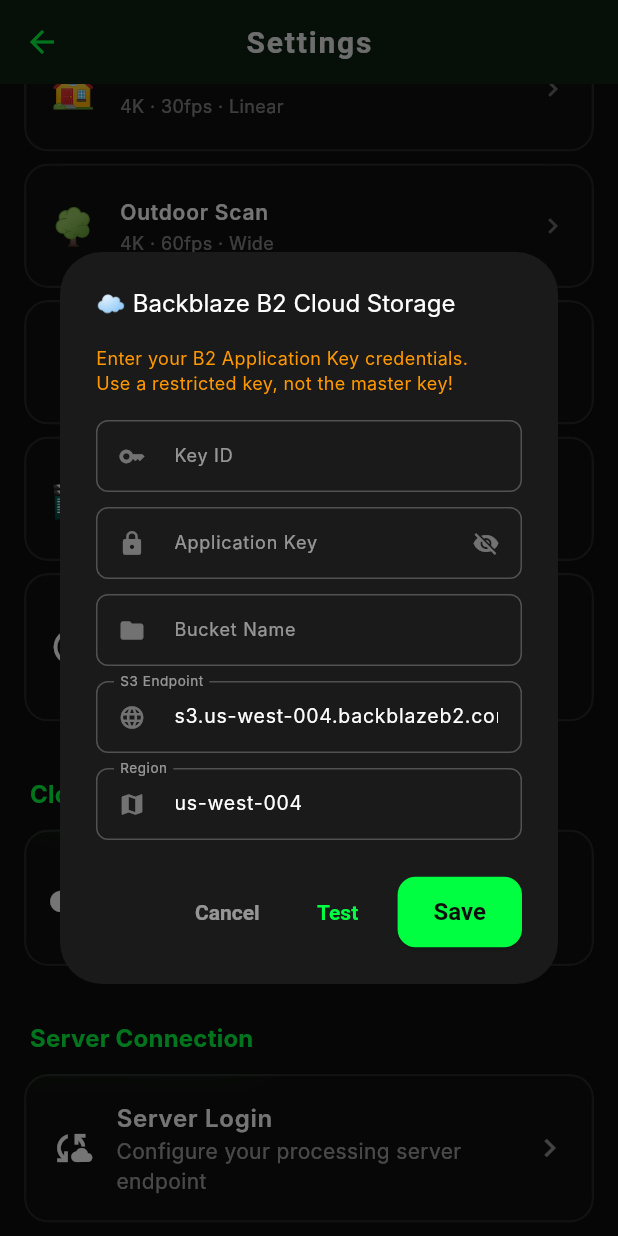
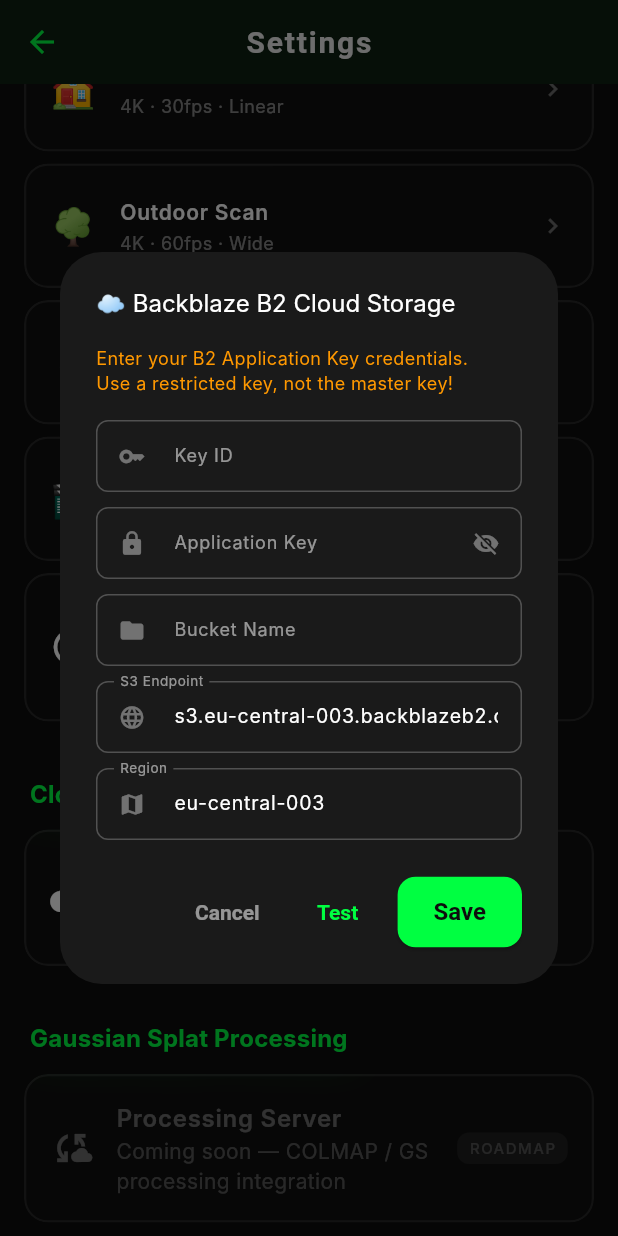
Before and after one commit to samborghini17/kosmos3d, a Flutter app: the SettingsScreen screen opened directly, scrolled down 416 dp, after a tap on "Backblaze B2", on a phone screen of 412 x 824 dp. Run offline on Flutter 3.47's test engine with Material 3 defaults, Android fonts, the phone set to English and light mode, and no system bars; our stand-ins replace flutter_blue_plus, flutter_secure_storage, geolocator, permission_handler, qr_flutter, sensors_plus and 1 more; accounts and stored records are empty; Roboto replaces fonts that are missing (Inter).

Commit message:
fix: Remove server config (future feature), update B2 endpoint to eu-central-003 for user bucket

```diff
--- a/lib/screens/settings.dart
+++ b/lib/screens/settings.dart
@@ -91,13 +91,26 @@
             ),
             const SizedBox(height: 24),
 
-            // ─── SERVER CONNECTION ──────────────────────
-            _buildSectionHeader(context, settings.translate('server_connection')),
-            _buildSettingCard(context,
-              title: settings.translate('server_login'),
-              subtitle: settings.translate('server_login_desc'),
-              icon: Icons.cloud_sync,
-              onTap: () => showDialog(context: context, builder: (_) => const ServerConfigDialog()),
+            // ─── FUTURE: GS PROCESSING ──────────────────
+            _buildSectionHeader(context, 'Gaussian Splat Processing'),
+            GlassCard(
+              margin: const EdgeInsets.only(bottom: 12),
+              child: ListTile(
+                contentPadding: const EdgeInsets.symmetric(horizontal: 16, vertical: 8),
+                leading: const Icon(Icons.cloud_sync, color: Colors.white38, size: 28),
+                title: const Text('Processing Server',
+                    style: TextStyle(fontWeight: FontWeight.w600, color: Colors.white38)),
+                subtitle: Text('Coming soon — COLMAP / GS processing integration',
+                    style: TextStyle(color: Colors.white.withValues(alpha: 0.3))),
+                trailing: Container(
+                  padding: const EdgeInsets.symmetric(horizontal: 8, vertical: 3),
+                  decoration: BoxDecoration(
+                    color: Colors.white.withValues(alpha: 0.06),
+                    borderRadius: BorderRadius.circular(8),
+                  ),
+                  child: const Text('ROADMAP', style: TextStyle(color: Colors.white24, fontSize: 10, letterSpacing: 1)),
+                ),
+              ),
             ),
           ],
         ),
@@ -261,8 +274,8 @@
   final _keyIdCtrl = TextEditingController();
   final _appKeyCtrl = TextEditingController();
   final _bucketCtrl = TextEditingController();
-  final _endpointCtrl = TextEditingController(text: 's3.us-west-004.backblazeb2.com');
-  final _regionCtrl = TextEditingController(text: 'us-west-004');
+  final _endpointCtrl = TextEditingController(text: 's3.eu-central-003.backblazeb2.com');
+  final _regionCtrl = TextEditingController(text: 'eu-central-003');
   bool _obscureKey = true;
   bool _isTesting = false;
   bool _isSaving = false;
@@ -280,8 +293,8 @@
     setState(() {
       _keyIdCtrl.text = creds['keyId'] ?? '';
       _bucketCtrl.text = creds['bucketName'] ?? '';
-      _endpointCtrl.text = creds['endpoint'] ?? 's3.us-west-004.backblazeb2.com';
-      _regionCtrl.text = creds['region'] ?? 'us-west-004';
+      _endpointCtrl.text = creds['endpoint'] ?? 's3.eu-central-003.backblazeb2.com';
+      _regionCtrl.text = creds['region'] ?? 'eu-central-003';
     });
   }
 
--- a/lib/services/cloud_storage_service.dart
+++ b/lib/services/cloud_storage_service.dart
@@ -56,8 +56,8 @@
     required String keyId,
     required String applicationKey,
     required String bucketName,
-    String endpoint = 's3.us-west-004.backblazeb2.com',
-    String region = 'us-west-004',
+    String endpoint = 's3.eu-central-003.backblazeb2.com',
+    String region = 'eu-central-003',
   }) async {
     await _secureStorage.write(key: _keyId, value: keyId);
     await _secureStorage.write(key: _keySecret, value: applicationKey);
@@ -74,8 +74,8 @@
     return {
       'keyId': await _secureStorage.read(key: _keyId) ?? '',
       'bucketName': await _secureStorage.read(key: _keyBucket) ?? '',
-      'endpoint': await _secureStorage.read(key: _keyEndpoint) ?? 's3.us-west-004.backblazeb2.com',
-      'region': await _secureStorage.read(key: _keyRegion) ?? 'us-west-004',
+      'endpoint': await _secureStorage.read(key: _keyEndpoint) ?? 's3.eu-central-003.backblazeb2.com',
+      'region': await _secureStorage.read(key: _keyRegion) ?? 'eu-central-003',
     };
   }
 
```
